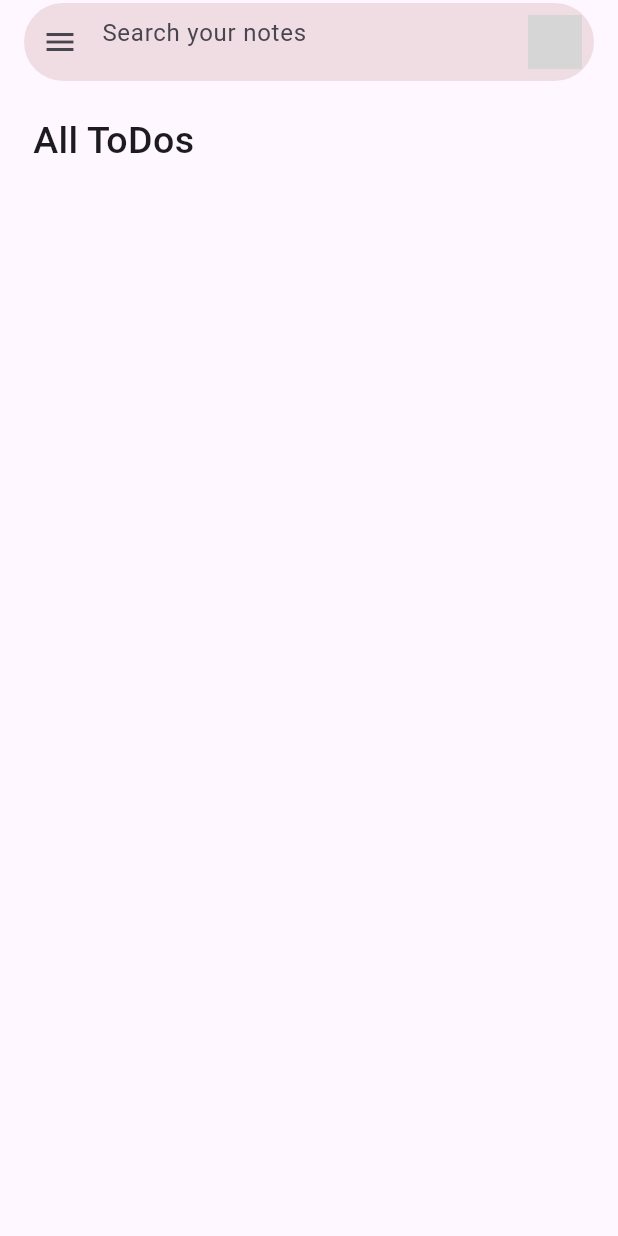
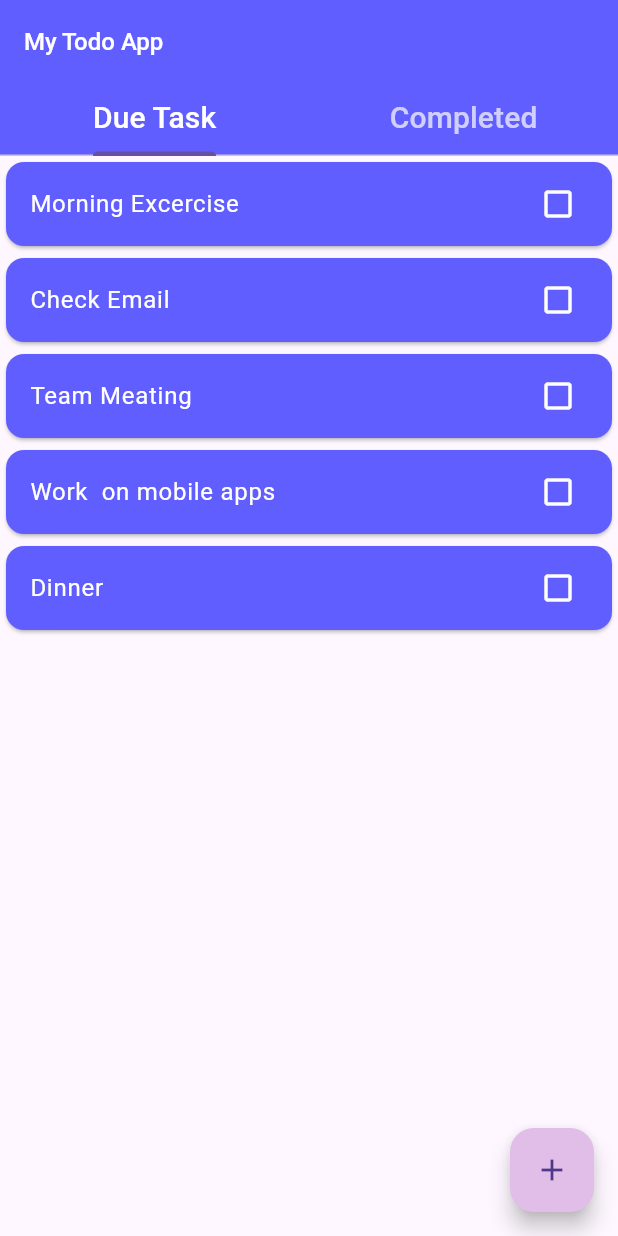
Before and after one commit to saurabhkumar-sk/todo_application, a Flutter app: the screen it shows after launch, on a phone screen of 412 x 824 dp. Run offline on Flutter 3.47's test engine with Material 2 defaults, Android fonts, the phone set to English and light mode, and no system bars; grey boxes are pictures that could not be loaded.

Commit message:
Half completed Due Task Screen

```diff
--- a/lib/main.dart
+++ b/lib/main.dart
@@ -12,11 +12,15 @@ class MyApp extends StatelessWidget {
   Widget build(BuildContext context) {
     return MaterialApp(
       debugShowCheckedModeBanner: false,
-      title: 'Flutter Demo',
+      title: 'ToDo',
       theme: ThemeData(
+        appBarTheme: const AppBarTheme(
+          color: Color.fromRGBO(97, 94, 255, 1),
+          titleTextStyle: TextStyle(color: Colors.white),
+        ),
         useMaterial3: true,
       ),
-      home: const LandingScreen(title: 'Todo Application Home Page'),
+      home: const LandingScreen(name: 'Todo Application Home Page'),
     );
   }
 }
--- /dev/null
+++ b/lib/models/todo_model.dart
@@ -0,0 +1,22 @@
+
+class ToDo {
+  String? time;
+  String? todoText;
+  bool isDone;
+
+  ToDo({
+    required this.time,
+    required this.todoText,
+    this.isDone = false,
+  });
+
+  static List<ToDo> todoList() {
+    return [
+      ToDo(time: 'sep 12,2023', todoText: 'Morning Excercise', isDone: true),
+      ToDo(time: 'sep 11,2023', todoText: 'Check Email'),
+      ToDo(time: 'sep 10,2023', todoText: 'Team Meating', isDone: true),
+      ToDo(time: 'sep 05,2023', todoText: 'Work  on mobile apps'),
+      ToDo(time: 'sep 02,2023', todoText: 'Dinner'),
+    ];
+  }
+}
--- a/lib/provider/provider.dart
+++ /dev/null
@@ -1,8 +0,0 @@
-import 'package:flutter/material.dart';
-
-class TextProvider extends ChangeNotifier {
-  String? title;
-  String? notes;
-
-
-}
--- /dev/null
+++ b/lib/screens/due_screen.dart
@@ -0,0 +1,41 @@
+import 'package:flutter/material.dart';
+import 'package:todo/models/todo_model.dart';
+
+class DueTaskScreen extends StatefulWidget {
+  const DueTaskScreen({
+    super.key,
+  });
+
+  @override
+  State<DueTaskScreen> createState() => _DueTaskScreenState();
+}
+
+class _DueTaskScreenState extends State<DueTaskScreen> {
+  // final String Isdone = isDone;
+  @override
+  Widget build(BuildContext context) {
+    return SingleChildScrollView(
+      child: ListView.builder(
+        shrinkWrap: true,
+        itemCount: ToDo.todoList().length,
+        itemBuilder: (BuildContext context, int index) {
+          return Card(
+            color: const Color.fromRGBO(97, 94, 255, 1),
+            child: ListTile(
+              title: Text(
+                ToDo.todoList()[index].todoText.toString(),
+                style: const TextStyle(
+                  color: Colors.white,
+                ),
+              ),
+              trailing: const Icon(
+                Icons.check_box_outline_blank,
+                color: Colors.white,
+              ),
+            ),
+          );
+        },
+      ),
+    );
+  }
+}
--- a/lib/screens/landing_screen.dart
+++ b/lib/screens/landing_screen.dart
@@ -1,54 +1,58 @@
 import 'package:flutter/material.dart';
+import 'package:todo/screens/complete_screen.dart';
+import 'package:todo/screens/due_screen.dart';
 
 class LandingScreen extends StatefulWidget {
-  const LandingScreen({super.key, required this.title});
-  final String title;
+  final String name;
+  const LandingScreen({super.key, required this.name});
 
   @override
   State<LandingScreen> createState() => _LandingScreenState();
 }
 
 class _LandingScreenState extends State<LandingScreen> {
+  bool tabTask = false;
+
   @override
   Widget build(BuildContext context) {
-    return Scaffold(
-      appBar: AppBar(
-        backgroundColor: Colors.transparent,
-        title: TextField(
-          decoration: InputDecoration(
-            fillColor: const Color.fromARGB(255, 239, 221, 227),
-            border: InputBorder.none,
-            enabledBorder: UnderlineInputBorder(
-              borderSide: const BorderSide(color: Colors.transparent),
-              borderRadius: BorderRadius.circular(100),
-            ),
-            filled: true,
-            hintText: 'Search your notes',
-            prefixIcon: const Icon(Icons.menu),
-            suffixIcon: const Padding(
-              padding: EdgeInsets.all(8.0),
-              child: CircleAvatar(
-                radius: 18,
-                backgroundImage: NetworkImage('https://picsum.photos/205/300'),
+    return DefaultTabController(
+      length: 2,
+      child: Scaffold(
+        appBar: AppBar(
+          title: const Text(
+            'My Todo App',
+            style: TextStyle(fontWeight: FontWeight.w500, fontSize: 16),
+          ),
+          bottom: const TabBar(
+            labelColor: Colors.white,
+            unselectedLabelColor: Colors.white70,
+            tabs: [
+              Tab(
+                child: Text(
+                  'Due Task',
+                  style: TextStyle(fontSize: 20),
+                ),
               ),
-            ),
+              Tab(
+                child: Text(
+                  'Completed',
+                  style: TextStyle(fontSize: 20),
+                ),
+              ),
+            ],
           ),
         ),
-      ),
-      body: const Padding(
-        padding: EdgeInsets.all(10),
-        child: Column(children: [
-          Padding(
-            padding: EdgeInsets.symmetric(horizontal: 12, vertical: 10),
-            child: Text(
-              "All ToDos",
-              style: TextStyle(
-                fontSize: 25,
-                fontWeight: FontWeight.w500,
-              ),
-            ),
-          )
-        ]),
+        floatingActionButton: FloatingActionButton(
+          backgroundColor: Colors.purple.shade100,
+          onPressed: () {},
+          child: const Icon(Icons.add),
+        ),
+        body: const TabBarView(
+          children: [
+            DueTaskScreen(),
+            CompleteScreen(),
+          ],
+        ),
       ),
     );
   }
--- a/pubspec.yaml
+++ b/pubspec.yaml
@@ -60,7 +60,7 @@ flutter:
 
   # To add assets to your application, add an assets section, like this:
   assets:
-    - assets/images
+    - assets/images/
   #   - images/a_dot_ham.jpeg
 
   # An image asset can refer to one or more resolution-specific "variants", see
```
Also changed, not shown: lib/screens/add_new_todo_item.dart (added, +97 -0 lines), lib/screens/complete_screen.dart (added, +12 -0 lines), lib/screens/textfield_screen.dart (deleted, +0 -41 lines), lib/screens/todo_item_screen.dart (added).
